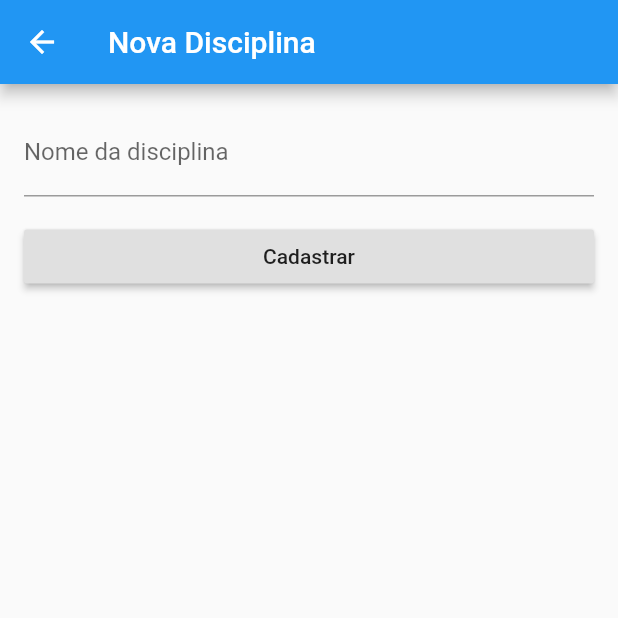
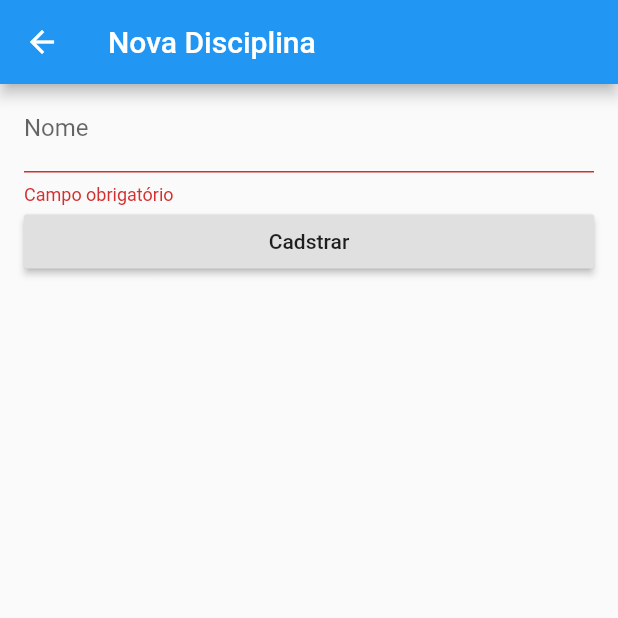
Before and after one commit to leandrofabianjr/estuda_que_da, a Flutter app: the screen it shows after launch, after a tap on the "add" icon, on a phone screen of 412 x 824 dp, the top half of it. Run offline on Flutter 3.47's test engine with Material 2 defaults, Android fonts, the phone set to English and light mode, and no system bars.

Commit message:
- Alterado padrão de nomenclatura das classes - Alterado classe Disciplina - Criado telas de início, cronômetragem e finalização de estudo

```diff
--- a/lib/disciplina_create.dart
+++ /dev/null
@@ -1,56 +0,0 @@
-import 'package:estuda_que_da/model/disciplina.dart';
-import 'package:flutter/material.dart';
-
-class DisciplinaCreate extends StatelessWidget {
-  final _formKey = GlobalKey<FormState>();
-
-  Disciplina _disciplina = new Disciplina();
-
-  @override
-  Widget build(BuildContext context) {
-    return Scaffold(
-      appBar: AppBar(
-        title: Text('Nova Disciplina'),
-      ),
-      body: Form(
-        key: _formKey,
-        child: Padding(
-          padding: EdgeInsets.all(16.0),
-          child: Column(
-            crossAxisAlignment: CrossAxisAlignment.stretch,
-            children: <Widget>[
-              TextFormField(
-                decoration: InputDecoration(
-                  labelText: 'Nome da disciplina',
-                ),
-                onSaved: (String value) {
-                  _disciplina.nome = value;
-                },
-                validator: (value) {
-                  if (value.isEmpty) {
-                    return 'Campo obrigatório';
-                  }
-                  return null;
-                },
-              ),
-              Padding(
-                padding: const EdgeInsets.symmetric(vertical: 16.0),
-                child: RaisedButton(
-                  onPressed: () {
-                    var form = _formKey.currentState;
-                    if (form.validate()) {
-                      form.save();
-                      _disciplina.save();
-                      Navigator.pop<Disciplina>(context, _disciplina);
-                    }
-                  },
-                  child: Text('Cadastrar'),
-                ),
-              ),
-            ],
-          ),
-        ),
-      ),
-    );
-  }
-}
--- /dev/null
+++ b/lib/disciplina_criar.dart
@@ -0,0 +1,55 @@
+import 'package:estuda_que_da/model/disciplina.dart';
+import 'package:flutter/material.dart';
+
+class DisciplinaCriar extends StatefulWidget {
+  @override
+  _DisciplinaCriarState createState() => _DisciplinaCriarState();
+}
+
+class _DisciplinaCriarState extends State<DisciplinaCriar> {
+  final _formKey = GlobalKey<FormState>();
+  Disciplina _disciplina = new Disciplina();
+
+  @override
+  Widget build(BuildContext context) {
+    return Scaffold(
+      appBar: AppBar(
+        title: Text('Nova Disciplina'),
+      ),
+      body: Form(
+        key: _formKey,
+        autovalidate: true,
+        child: ListView(
+          padding: EdgeInsets.symmetric(horizontal: 16.0),
+          children: <Widget>[
+            TextFormField(
+              decoration: InputDecoration(
+                labelText: 'Nome',
+              ),
+              onSaved: (String value) {
+                _disciplina.nome = value;
+              },
+              validator: (value) {
+                if (value.isEmpty) {
+                  return 'Campo obrigatório';
+                }
+                return null;
+              },
+            ),
+            RaisedButton(
+              child: Text('Cadstrar'),
+              onPressed: () {
+                var form = _formKey.currentState;
+                if (form.validate()) {
+                  form.save();
+                  _disciplina.save();
+                  Navigator.pop<Disciplina>(context, _disciplina);
+                }
+              },
+            )
+          ],
+        ),
+      ),
+    );
+  }
+}
--- a/lib/disciplina_detail.dart
+++ /dev/null
@@ -1,21 +0,0 @@
-import 'package:estuda_que_da/model/disciplina.dart';
-import 'package:flutter/cupertino.dart';
-import 'package:flutter/material.dart';
-
-class DisciplinaDetail extends StatelessWidget {
-  Disciplina disciplina;
-
-  DisciplinaDetail({Key key, @required this.disciplina}) : super(key: key);
-
-  @override
-  Widget build(BuildContext context) {
-    return Scaffold(
-        appBar: AppBar(
-            title: Text('Disciplinas')
-        ),
-        body: Container(
-            child: Text('${disciplina.id} - ${disciplina.nome}')
-        )
-    );
-  }
-}
--- a/lib/disciplina_list.dart
+++ b/lib/disciplina_listar.dart
@@ -1,9 +1,9 @@
-import 'package:estuda_que_da/disciplina_create.dart';
-import 'package:estuda_que_da/disciplina_detail.dart';
+import 'package:estuda_que_da/disciplina_criar.dart';
+import 'package:estuda_que_da/disciplina_detalhe.dart';
 import 'package:estuda_que_da/model/disciplina.dart';
 import 'package:flutter/material.dart';
 
-class DisciplinaList extends StatelessWidget {
+class DisciplinaListar extends StatelessWidget {
   @override
   Widget build(BuildContext context) {
     return Scaffold(
@@ -17,7 +17,7 @@ class DisciplinaList extends StatelessWidget {
         onPressed: () async {
           var d = await Navigator.push<Disciplina>(
             context,
-            MaterialPageRoute(builder: (context) => DisciplinaCreate()),
+            MaterialPageRoute(builder: (context) => DisciplinaCriar()),
           );
           print('${d.id} - ${d.nome}');
         },
@@ -49,7 +49,7 @@ class _ListagemState extends State<Listagem> {
         onTap: () {
           Navigator.push(
             context,
-            MaterialPageRoute(builder: (context) => DisciplinaDetail(disciplina: d)),
+            MaterialPageRoute(builder: (context) => DisciplinaDetalhe(disciplina: d)),
           );
 //          Scaffold.of(context)..removeCurrentSnackBar()..showSnackBar(SnackBar(content: Text('${nova.id} - ${nova.nome}')));
         },
--- a/lib/main.dart
+++ b/lib/main.dart
@@ -1,9 +1,9 @@
-import 'package:estuda_que_da/disciplina_list.dart';
+import 'package:estuda_que_da/disciplina_listar.dart';
 import 'package:flutter/material.dart';
 
 void main() {
   runApp(MaterialApp(
     title: 'Navigation Basics',
-    home: DisciplinaList(),
+    home: DisciplinaListar(),
   ));
 }
--- a/lib/model/disciplina.dart
+++ b/lib/model/disciplina.dart
@@ -1,8 +1,13 @@
+import 'package:estuda_que_da/utils.dart';
+
 class Disciplina {
   int id;
   String nome;
+  Duration tempoCiclo;
 
-  Disciplina([this.id, this.nome]);
+  String get tempoCicloFormatado => Utils.formatDuration(tempoCiclo);
+
+  Disciplina([this.id, this.nome, this.tempoCiclo]);
 
   save() {
     id = 9;
@@ -11,11 +16,11 @@ class Disciplina {
 
   static List<Disciplina> get stubs {
     List<Disciplina> stubs = [];
-    stubs.add(new Disciplina(1, 'Português'));
-    stubs.add(new Disciplina(2, 'Direito Administrativo'));
-    stubs.add(new Disciplina(3, 'Direito Constitucional'));
-    stubs.add(new Disciplina(4, 'Direito Tributário'));
-    stubs.add(new Disciplina(5, 'Contabilidade'));
+    stubs.add(new Disciplina(1, 'Português', Duration(hours: 0, minutes: 0, seconds: 15)));
+    stubs.add(new Disciplina(2, 'Direito Administrativo', Duration(hours: 1, minutes: 30)));
+    stubs.add(new Disciplina(3, 'Direito Constitucional', Duration(hours: 1, minutes: 30)));
+    stubs.add(new Disciplina(4, 'Direito Tributário', Duration(hours: 1, minutes: 30)));
+    stubs.add(new Disciplina(5, 'Contabilidade', Duration(hours: 1, minutes: 30)));
     return stubs;
   }
 
```
Also changed, not shown: lib/disciplina_detalhe.dart (added, +45 -0 lines), lib/estudo_cronometro.dart (added, +108 -0 lines), lib/estudo_finalizar.dart (added, +78 -0 lines), lib/estudo_iniciar.dart (added, +75 -0 lines), lib/model/estudo.dart (added, +38 -0 lines).
